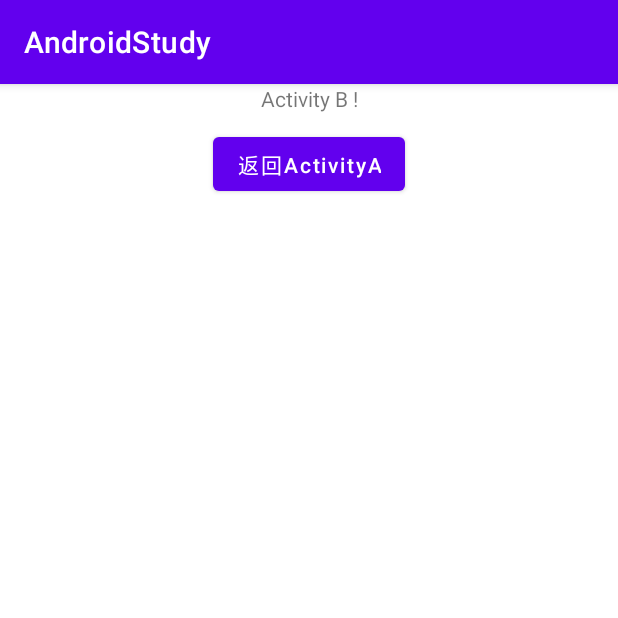
After one commit to ljzjohnliu/JavaStudy, an Android app: the ActivityB screen opened directly, with no data from a screen before it, on a phone screen of 412 x 824 dp, the top half of it. The commit adds this screen. Run offline under Robolectric (Android 15) with nearby library versions, the phone set to English and light mode, and no system bars; our stand-ins replace ButterKnife.

Commit message:
Activity life cycle

```diff
--- /dev/null
+++ b/app/src/main/java/com/study/android/lifecycle/ActivityB.java
@@ -0,0 +1,72 @@
+package com.study.android.lifecycle;
+
+import android.content.Intent;
+import android.os.Bundle;
+import android.util.Log;
+import android.view.View;
+
+import androidx.appcompat.app.AppCompatActivity;
+
+import com.study.android.R;
+
+import butterknife.ButterKnife;
+import butterknife.OnClick;
+
+public class ActivityB extends AppCompatActivity {
+    private static final String TAG = "BBBBBB";
+
+    @OnClick({R.id.return_activity_a})
+    public void onClick(View view) {
+        Intent intent = new Intent();
+        switch (view.getId()) {
+            case R.id.return_activity_a:
+                intent.setClass(this, ActivityA.class);
+                break;
+        }
+        startActivity(intent);
+    }
+
+    @Override
+    protected void onCreate(Bundle savedInstanceState) {
+        super.onCreate(savedInstanceState);
+        Log.d(TAG, "------onCreate: ");
+        setContentView(R.layout.activity_b);
+        ButterKnife.bind(this);
+    }
+
+    @Override
+    protected void onStart() {
+        super.onStart();
+        Log.d(TAG, "------onStart: ");
+    }
+
+    @Override
+    protected void onResume() {
+        super.onResume();
+        Log.d(TAG, "------onResume: ");
+    }
+
+    @Override
+    protected void onPause() {
+        super.onPause();
+        Log.d(TAG, "------onPause: ");
+    }
+
+    @Override
+    protected void onStop() {
+        super.onStop();
+        Log.d(TAG, "------onStop: ");
+    }
+
+    @Override
+    protected void onRestart() {
+        super.onRestart();
+        Log.d(TAG, "------onRestart: ");
+    }
+
+    @Override
+    protected void onDestroy() {
+        super.onDestroy();
+        Log.d(TAG, "------onDestroy: ");
+    }
+}
--- /dev/null
+++ b/app/src/main/res/layout/activity_b.xml
@@ -0,0 +1,28 @@
+<?xml version="1.0" encoding="utf-8"?>
+<androidx.constraintlayout.widget.ConstraintLayout xmlns:android="http://schemas.android.com/apk/res/android"
+    xmlns:app="http://schemas.android.com/apk/res-auto"
+    xmlns:tools="http://schemas.android.com/tools"
+    android:layout_width="match_parent"
+    android:layout_height="match_parent">
+
+    <TextView
+        android:id="@+id/title"
+        android:layout_width="wrap_content"
+        android:layout_height="wrap_content"
+        android:text="Activity B !"
+        app:layout_constraintLeft_toLeftOf="parent"
+        app:layout_constraintRight_toRightOf="parent"
+        app:layout_constraintTop_toTopOf="parent" />
+
+    <Button
+        android:id="@+id/return_activity_a"
+        android:layout_width="wrap_content"
+        android:layout_height="wrap_content"
+        android:layout_marginTop="10dp"
+        android:text="返回ActivityA"
+        android:textAllCaps="false"
+        app:layout_constraintLeft_toLeftOf="parent"
+        app:layout_constraintRight_toRightOf="parent"
+        app:layout_constraintTop_toBottomOf="@+id/title" />
+
+</androidx.constraintlayout.widget.ConstraintLayout>
```
Also changed, not shown: app/src/main/AndroidManifest.xml (+14 -0 lines), app/src/main/java/com/study/android/activity/MainActivity.java (+12 -84 lines), app/src/main/java/com/study/android/communicate/ProcessComActivity.java (added, +117 -0 lines), app/src/main/java/com/study/android/communicate/RemoteActivity.java (+3 -4 lines), app/src/main/java/com/study/android/lifecycle/ActivityA.java (added, +138 -0 lines), app/src/main/java/com/study/android/lifecycle/ActivityC.java (added, +72 -0 lines), app/src/main/res/layout/activity_a.xml (added, +39 -0 lines), app/src/main/res/layout/activity_c.xml (added, +28 -0 lines), app/src/main/res/layout/activity_main.xml (+12 -25 lines), app/src/main/res/layout/activity_process.xml (added, +39 -0 lines).
